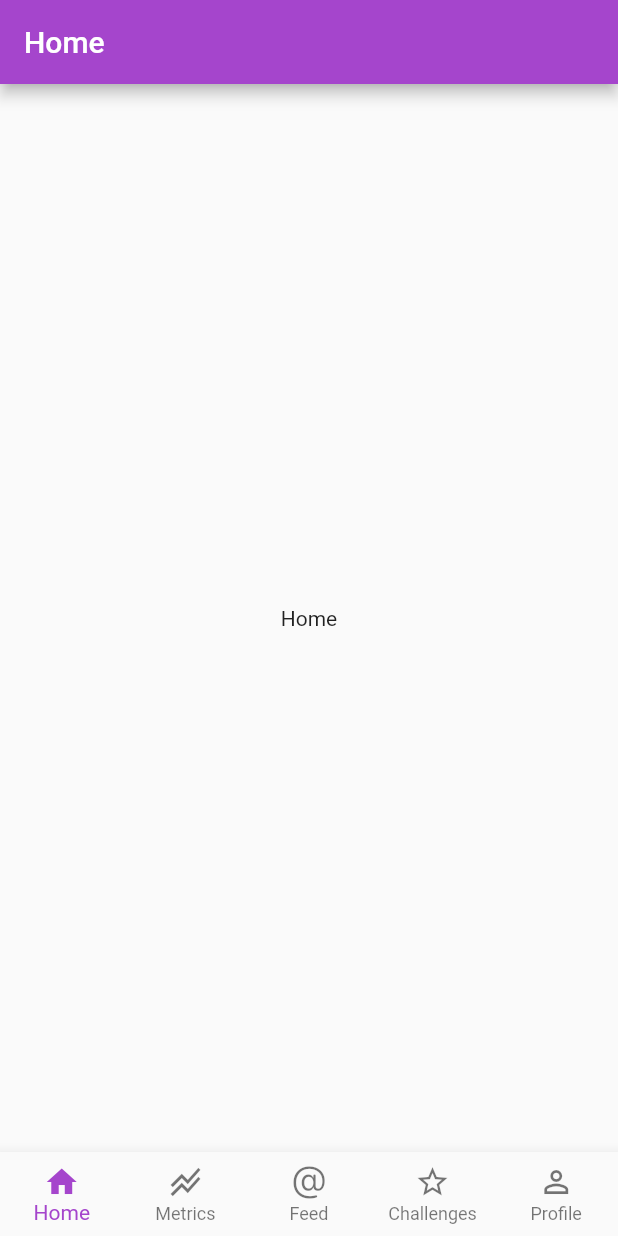
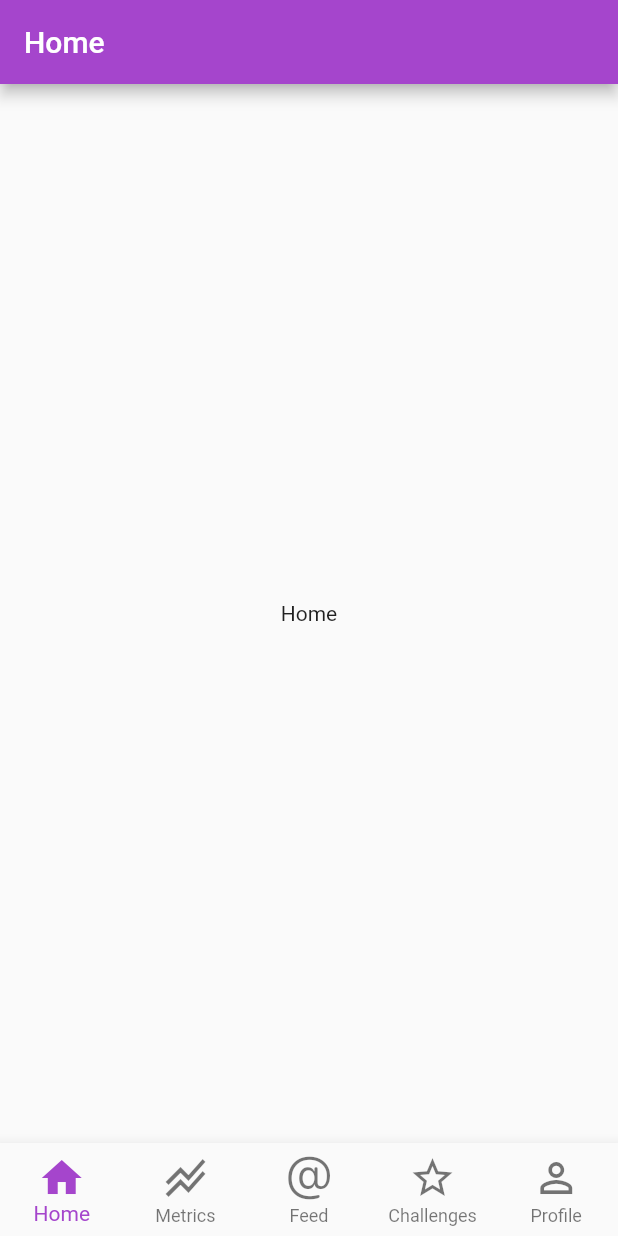
Before and after one commit to bakhtw1/Trifit, a Flutter app: the screen it shows after launch, on a phone screen of 412 x 824 dp. Run offline on Flutter 3.47's test engine with Material 2 defaults, Android fonts, the phone set to English and light mode, and no system bars.

Commit message:
Increase icon size slightly

```diff
--- a/lib/main.dart
+++ b/lib/main.dart
@@ -71,26 +71,26 @@ class _MyStatefulWidgetState extends State<MyStatefulWidget> {
         type: BottomNavigationBarType.fixed,
         items: const <BottomNavigationBarItem>[
           BottomNavigationBarItem(
-            icon: Icon(Icons.home_outlined),
-            activeIcon: Icon(Icons.home),
+            icon: Icon(Icons.home_outlined, size: 32),
+            activeIcon: Icon(Icons.home, size: 32),
             label: 'Home',
           ),
           BottomNavigationBarItem(
-            icon: Icon(Icons.stacked_line_chart),
+            icon: Icon(Icons.stacked_line_chart, size: 32),
             label: 'Metrics',
           ),
           BottomNavigationBarItem(
-            icon: Icon(CupertinoIcons.at),
+            icon: Icon(CupertinoIcons.at, size: 32),
             label: 'Feed',
           ),
           BottomNavigationBarItem(
-            icon: Icon(Icons.star_border_outlined),
-            activeIcon: Icon(Icons.star),
+            icon: Icon(Icons.star_border_outlined, size: 32),
+            activeIcon: Icon(Icons.star, size: 32),
             label: 'Challenges',
           ),
           BottomNavigationBarItem(
-            icon: Icon(Icons.person_outline),
-            activeIcon: Icon(Icons.person),
+            icon: Icon(Icons.person_outline, size: 32),
+            activeIcon: Icon(Icons.person, size: 32),
             label: 'Profile',
           ),
         ],
```
